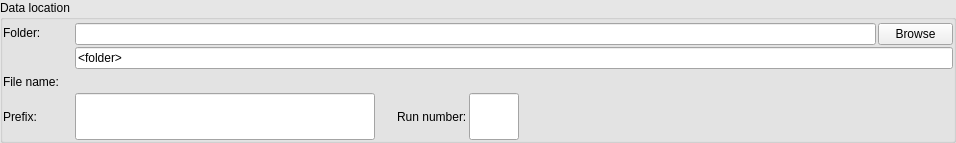
Qt form Bricks/widgets/ui_files/Qt4_data_path_widget_horizontal_layout.ui (mxcube/mxcubeqt) before a commit.
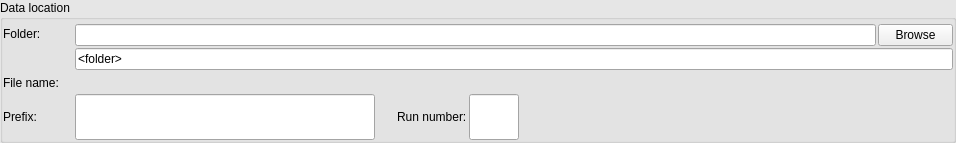
The same form after that commit.

```diff
--- a/Bricks/widgets/ui_files/Qt4_data_path_widget_horizontal_layout.ui
+++ b/Bricks/widgets/ui_files/Qt4_data_path_widget_horizontal_layout.ui
@@ -97,7 +97,7 @@
        <number>0</number>
       </property>
       <property name="topMargin">
-       <number>3</number>
+       <number>4</number>
       </property>
       <property name="rightMargin">
        <number>0</number>
```
